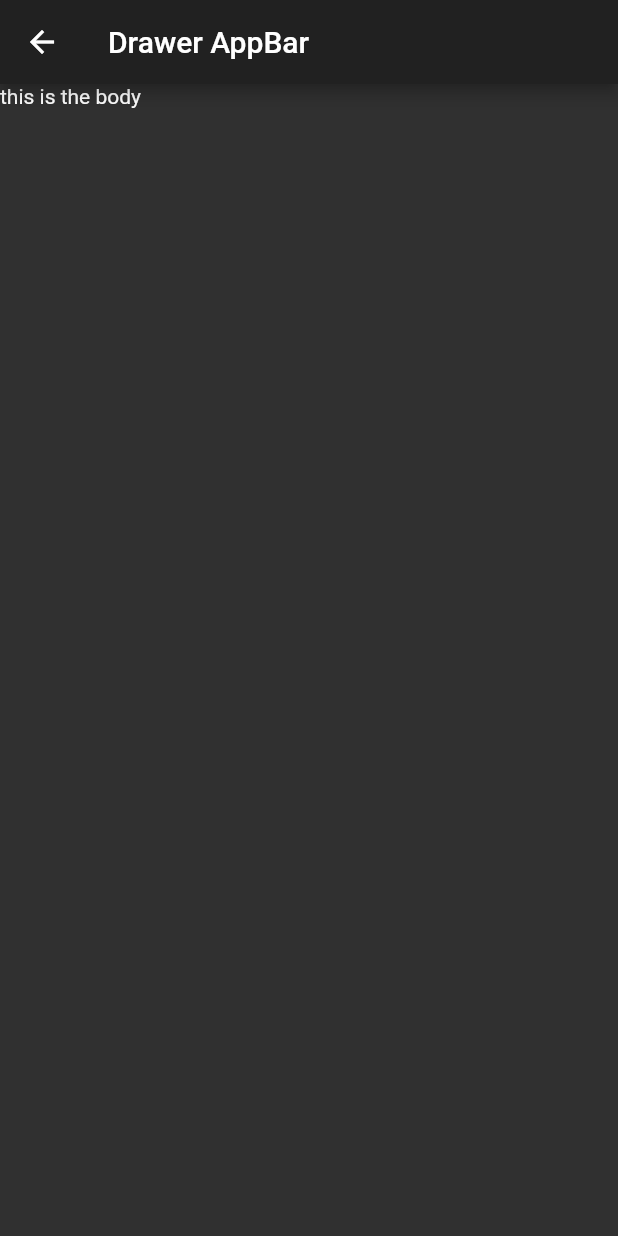
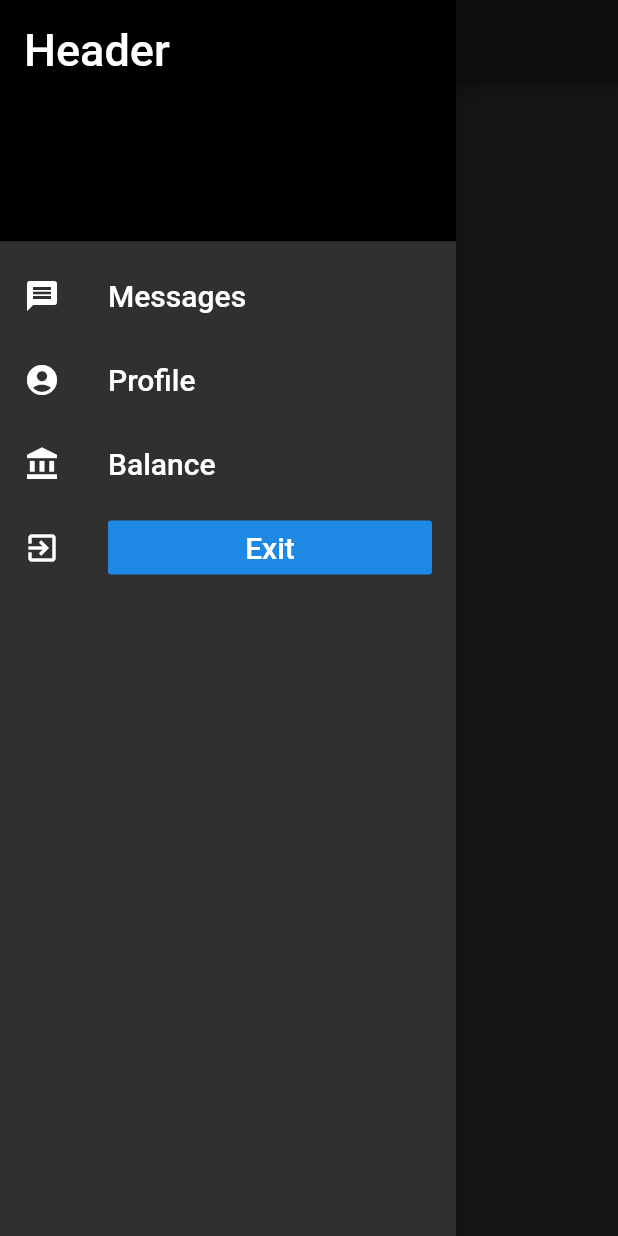
Before and after one commit to trevorpendarvis/Assignment1_Creative_Work, a Flutter app: the DrawerScreen screen opened by its route, with the side drawer open (before the commit the screen has no drawer), on a phone screen of 412 x 824 dp. Run offline on Flutter 3.47's test engine with Material 2 defaults, Android fonts, the phone set to English and light mode, and no system bars.

Commit message:
added elements to drawer screen/ finished app

```diff
--- a/lib/screens/drawer_screen.dart
+++ b/lib/screens/drawer_screen.dart
@@ -1,3 +1,4 @@
+import 'package:assignment1_Creative_Work/screens/start_screen.dart';
 import 'package:flutter/cupertino.dart';
 import 'package:flutter/material.dart';
 
@@ -10,7 +11,67 @@ class DrawerScreen extends StatelessWidget {
       appBar: AppBar(
         title: Text("Drawer AppBar"),
       ),
-      body: Text("this is the body"),
+      drawer: Drawer(
+        child: ListView(
+          children: <Widget>[
+            DrawerHeader(
+              decoration: BoxDecoration(color: Colors.black),
+              child: Text(
+                "Header",
+                style: TextStyle(
+                  color: Colors.white,
+                  fontSize: 30.0,
+                ),
+              ),
+            ),
+            ListTile(
+              leading: Icon(Icons.message),
+              title: Text(
+                "Messages",
+                style: TextStyle(
+                  color: Colors.white,
+                  fontSize: 20.0,
+                ),
+              ),
+            ),
+            ListTile(
+              leading: Icon(Icons.account_circle),
+              title: Text(
+                "Profile",
+                style: TextStyle(
+                  color: Colors.white,
+                  fontSize: 20.0,
+                ),
+              ),
+            ),
+            ListTile(
+              leading: Icon(Icons.account_balance),
+              title: Text(
+                "Balance",
+                style: TextStyle(
+                  color: Colors.white,
+                  fontSize: 20.0,
+                ),
+              ),
+            ),
+            ListTile(
+              leading: Icon(Icons.exit_to_app),
+              title: FlatButton(
+                onPressed: () =>
+                    Navigator.pushNamed(context, StartScreen.routeName),
+                child: Text(
+                  "Exit",
+                  style: TextStyle(
+                    color: Colors.white,
+                    fontSize: 20.0,
+                  ),
+                ),
+                color: Colors.blue[600],
+              ),
+            ),
+          ],
+        ),
+      ),
     );
   }
 }
```
